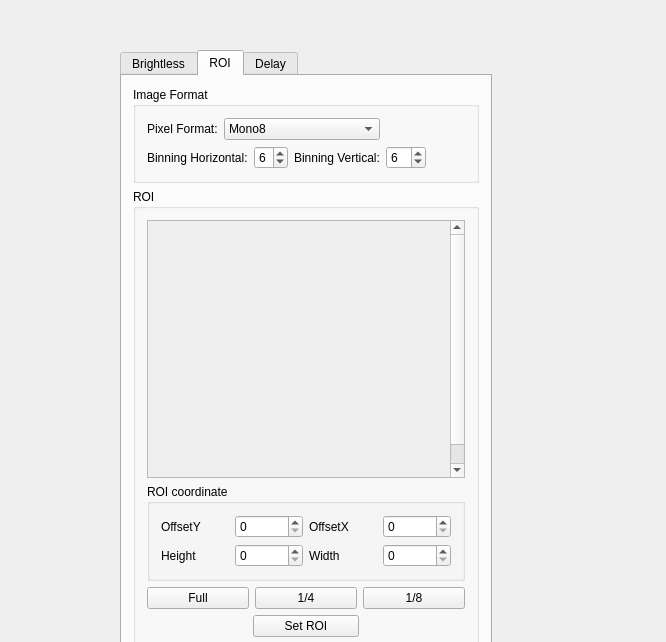
Above: QtWorkGui/QtGuiSetupSensor.ui from AntonLip/Recognition before the change. Below: the same form after it.
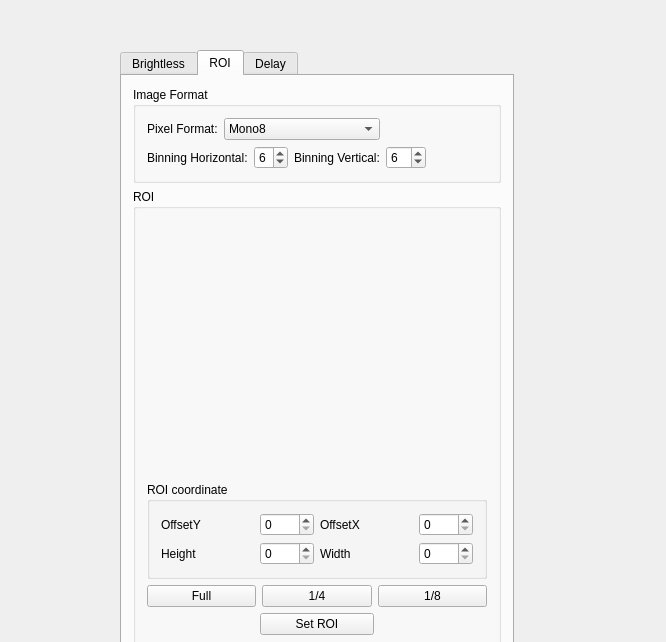
That is the form after the change. The open tabs and pages were chosen to show the change. Custom widgets are drawn as their Qt base class.

Diff of the .ui file:
```diff
--- a/QtWorkGui/QtGuiSetupSensor.ui
+++ b/QtWorkGui/QtGuiSetupSensor.ui
@@ -18,8 +18,8 @@
     <rect>
      <x>120</x>
      <y>50</y>
-     <width>372</width>
-     <height>632</height>
+     <width>394</width>
+     <height>630</height>
     </rect>
    </property>
    <property name="sizePolicy">
@@ -197,22 +197,22 @@
        <property name="title">
         <string>ROI</string>
        </property>
-       <layout class="QGridLayout" name="gridLayout_6">
-        <item row="0" column="0">
-         <widget class="MyScrollArea" name="SkrolArea_forRoiWidget">
-          <property name="widgetResizable">
-           <bool>true</bool>
-          </property>
-          <widget class="QWidget" name="scrollAreaWidgetContents_3">
-           <property name="geometry">
-            <rect>
-             <x>0</x>
-             <y>0</y>
-             <width>326</width>
-             <height>274</height>
-            </rect>
-           </property>
+       <layout class="QVBoxLayout" name="verticalLayout_4">
+        <item>
            <layout class="QHBoxLayout" name="horizontalLayout_3">
+          <item>
+           <spacer name="horizontalSpacer_5">
+            <property name="orientation">
+             <enum>Qt::Horizontal</enum>
+            </property>
+            <property name="sizeHint" stdset="0">
+             <size>
+              <width>40</width>
+              <height>20</height>
+             </size>
+            </property>
+           </spacer>
+          </item>
             <item>
              <widget class="Widget" name="setRoiWid" native="true">
               <property name="sizePolicy">
@@ -235,16 +235,27 @@
               </property>
              </widget>
             </item>
-           </layout>
-          </widget>
-         </widget>
+          <item>
+           <spacer name="horizontalSpacer_6">
+            <property name="orientation">
+             <enum>Qt::Horizontal</enum>
+            </property>
+            <property name="sizeHint" stdset="0">
+             <size>
+              <width>40</width>
+              <height>20</height>
+             </size>
+            </property>
+           </spacer>
+          </item>
+         </layout>
         </item>
-        <item row="1" column="0">
+        <item>
          <widget class="QGroupBox" name="groupBox_3">
           <property name="title">
            <string>ROI coordinate</string>
           </property>
-          <layout class="QGridLayout" name="gridLayout">
+          <layout class="QGridLayout" name="gridLayout" columnstretch="2,1,2,1">
            <item row="1" column="1">
             <widget class="QSpinBox" name="SpinB_height">
              <property name="maximum">
@@ -304,7 +315,7 @@
           </layout>
          </widget>
         </item>
-        <item row="2" column="0">
+        <item>
          <layout class="QHBoxLayout" name="horizontalLayout">
           <item>
            <widget class="QPushButton" name="PB_full">
@@ -329,7 +340,7 @@
           </item>
          </layout>
         </item>
-        <item row="3" column="0">
+        <item>
          <layout class="QHBoxLayout" name="horizontalLayout_2" stretch="1,1,1">
           <item>
            <spacer name="horizontalSpacer_2">
@@ -448,12 +459,6 @@
    <header>widget.h</header>
    <container>1</container>
   </customwidget>
-  <customwidget>
-   <class>MyScrollArea</class>
-   <extends>QScrollArea</extends>
-   <header>myscrollarea.h</header>
-   <container>1</container>
-  </customwidget>
  </customwidgets>
  <resources/>
  <connections/>
```
Lines whose indentation alone changed are shown as unchanged.
